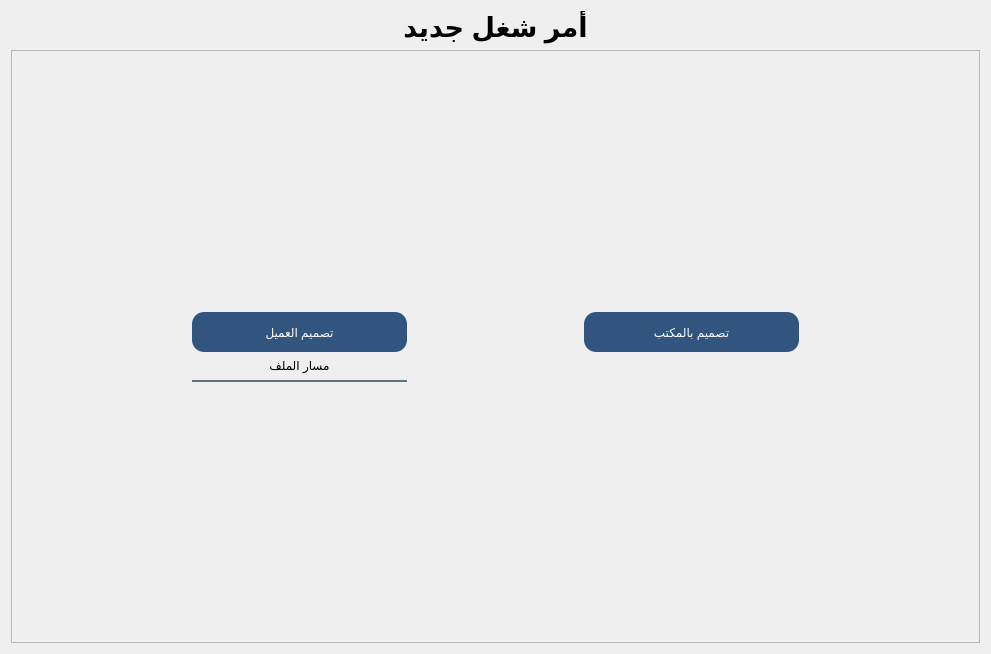
First picture: the form in forms/chooseDesign_view.ui, repository Abdel-RahmanSaied/treeAdvertising, before the edit.
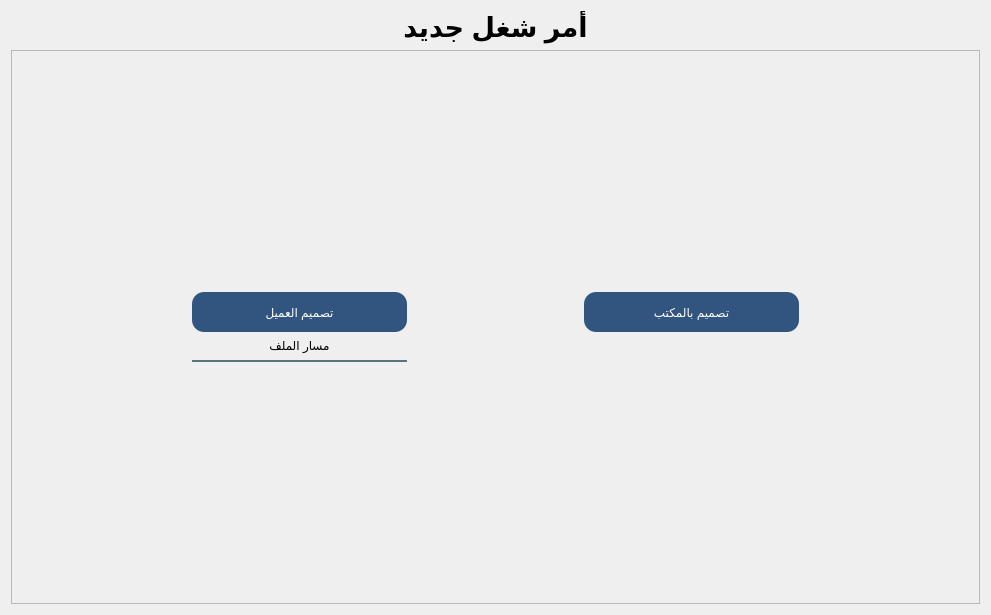
Second picture: the form after the edit.

```diff
--- a/forms/chooseDesign_view.ui
+++ b/forms/chooseDesign_view.ui
@@ -7,7 +7,7 @@
     <x>0</x>
     <y>0</y>
     <width>991</width>
-    <height>654</height>
+    <height>615</height>
    </rect>
   </property>
   <property name="windowTitle">
```
